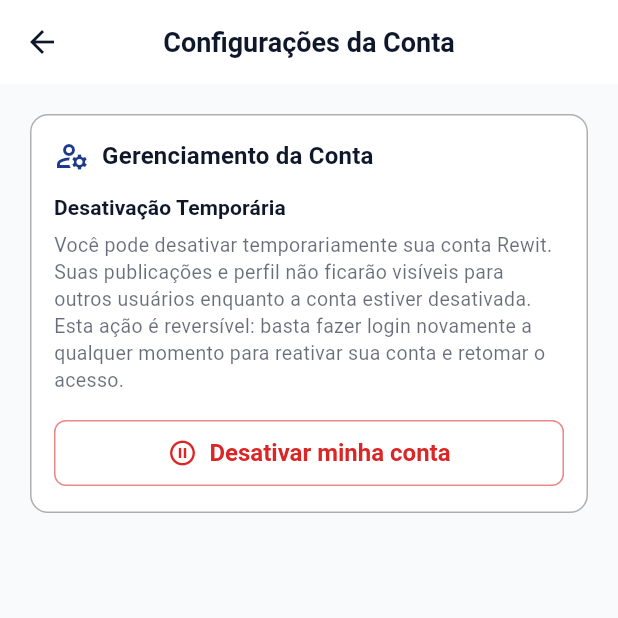
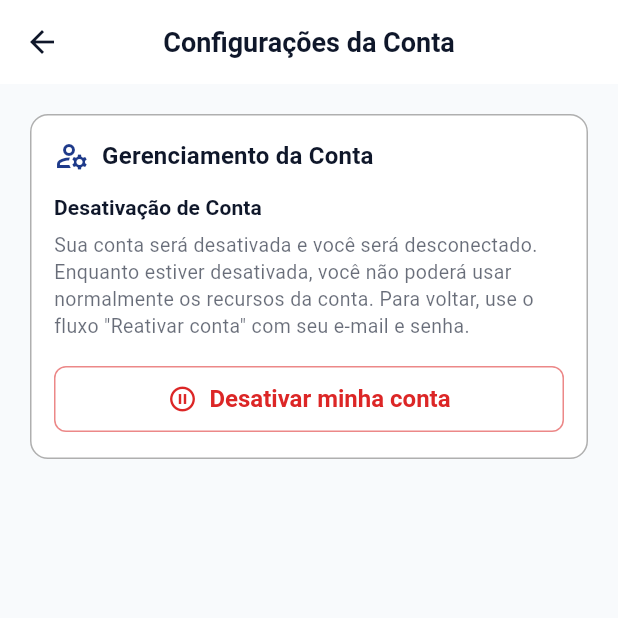
Before and after one commit to VictorGHss/Rewit, a Flutter app: the AccountSettingsScreen screen opened by its route, on a phone screen of 412 x 824 dp, the top half of it. Run offline on Flutter 3.47's test engine with Material 3 defaults, Android fonts, the phone set to English and light mode, and no system bars; our stand-ins replace flutter_secure_storage; accounts and stored records are empty.

Commit message:
fix: alinhar texto de desativacao de conta

```diff
--- a/apps/mobile/lib/features/profile/presentation/screens/account_settings_screen.dart
+++ b/apps/mobile/lib/features/profile/presentation/screens/account_settings_screen.dart
@@ -31,10 +31,9 @@ class _AccountSettingsScreenState extends State<AccountSettingsScreen> {
       builder: (context) => AlertDialog(
         title: const Text('Desativar Conta'),
         content: const Text(
-          'Tem certeza de que deseja desativar temporariamente sua conta?\n\n'
-          'Suas avaliações e perfil ficarão temporariamente ocultos para outros usuários. '
-          'Esta ação é reversível: basta fazer login novamente com seu e-mail e senha a '
-          'qualquer momento para reativar sua conta.',
+          'Sua conta será desativada e você será desconectado.\n\n'
+          'Enquanto estiver desativada, você não poderá usar normalmente os recursos da conta.\n\n'
+          'Para voltar, use o fluxo "Reativar conta" com seu e-mail e senha.',
         ),
         actions: [
           TextButton(
@@ -66,7 +65,7 @@ class _AccountSettingsScreenState extends State<AccountSettingsScreen> {
           ScaffoldMessenger.of(context).showSnackBar(
             const SnackBar(
               content: Text(
-                'Sua conta foi desativada com sucesso. Você pode reativá-la a qualquer momento fazendo login.',
+                'Sua conta foi desativada e a sessão encerrada. Para voltar, use o fluxo "Reativar conta".',
               ),
               backgroundColor: Colors.orange,
             ),
@@ -244,17 +243,16 @@ class _AccountSettingsScreenState extends State<AccountSettingsScreen> {
                     ),
                     const SizedBox(height: 12),
                     Text(
-                      'Desativação Temporária',
+                      'Desativação de Conta',
                       style: theme.textTheme.titleSmall?.copyWith(
                         fontWeight: FontWeight.w600,
                       ),
                     ),
                     const SizedBox(height: 6),
                     Text(
-                      'Você pode desativar temporariamente sua conta Rewit. Suas publicações e perfil não '
-                      'ficarão visíveis para outros usuários enquanto a conta estiver desativada. '
-                      'Esta ação é reversível: basta fazer login novamente a qualquer momento para '
-                      'reativar sua conta e retomar o acesso.',
+                      'Sua conta será desativada e você será desconectado. '
+                      'Enquanto estiver desativada, você não poderá usar normalmente os recursos da conta. '
+                      'Para voltar, use o fluxo "Reativar conta" com seu e-mail e senha.',
                       style: TextStyle(
                         fontSize: 13,
                         color: theme.colorScheme.onSurface.withAlpha(160),
```
Also changed, not shown: 1 other file.
